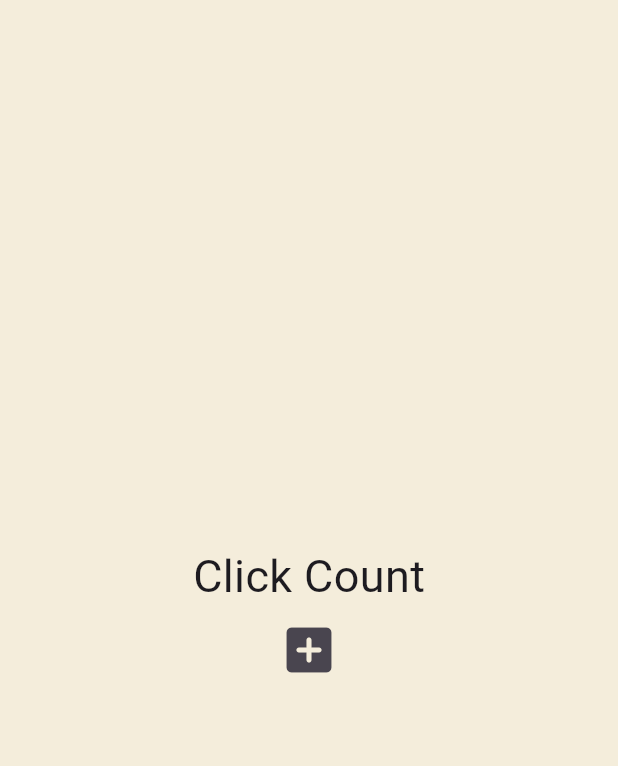
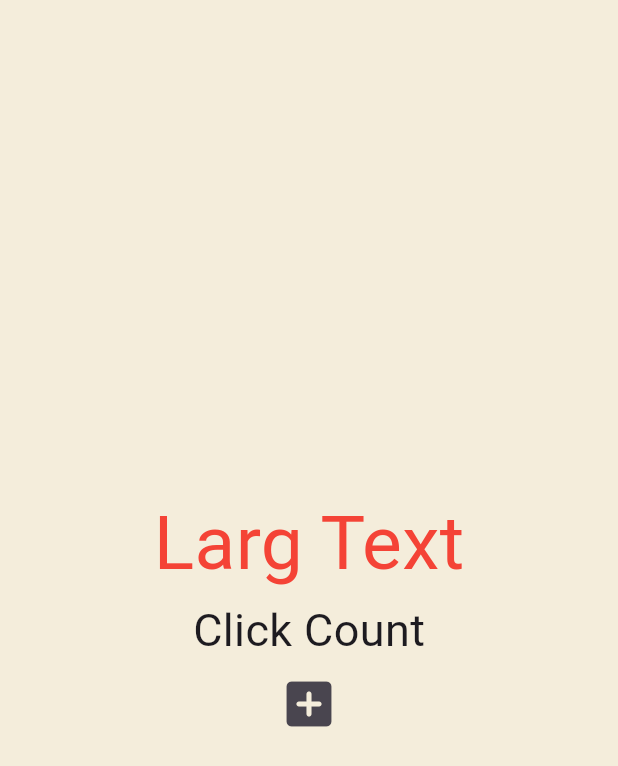
Before and after one commit to genueB/Currency, a Flutter app: the screen it shows after launch, on a phone screen of 412 x 824 dp. Shown: the top 766 px of the screen. Run offline on Flutter 3.47's test engine with Material 3 defaults, Android fonts, the phone set to English and light mode, and no system bars.

Commit message:
BuildContext에 대한 이해

```diff
--- a/lib/main.dart
+++ b/lib/main.dart
@@ -198,12 +198,20 @@ class _MyWidgetState extends State<MyWidget> {
   @override
   Widget build(BuildContext context) {
     return MaterialApp(
+      theme: ThemeData(
+        textTheme: const TextTheme(
+          titleLarge: TextStyle(
+            color: Colors.red,
+          ),
+        ),
+      ),
       home: Scaffold(
         backgroundColor: const Color(0xFFF4EDDB),
         body: Center(
           child: Column(
             mainAxisAlignment: MainAxisAlignment.center,
             children: [
+              const MyLargeTitle(),
               const Text(
                 "Click Count",
                 style: TextStyle(
@@ -229,3 +237,20 @@ class _MyWidgetState extends State<MyWidget> {
     );
   }
 }
+
+class MyLargeTitle extends StatelessWidget {
+  const MyLargeTitle({
+    super.key,
+  });
+
+  @override
+  Widget build(BuildContext context) {
+    return Text(
+      'Larg Text',
+      style: TextStyle(
+        fontSize: 50,
+        color: Theme.of(context).textTheme.titleLarge?.color,
+      ),
+    );
+  }
+}
```
